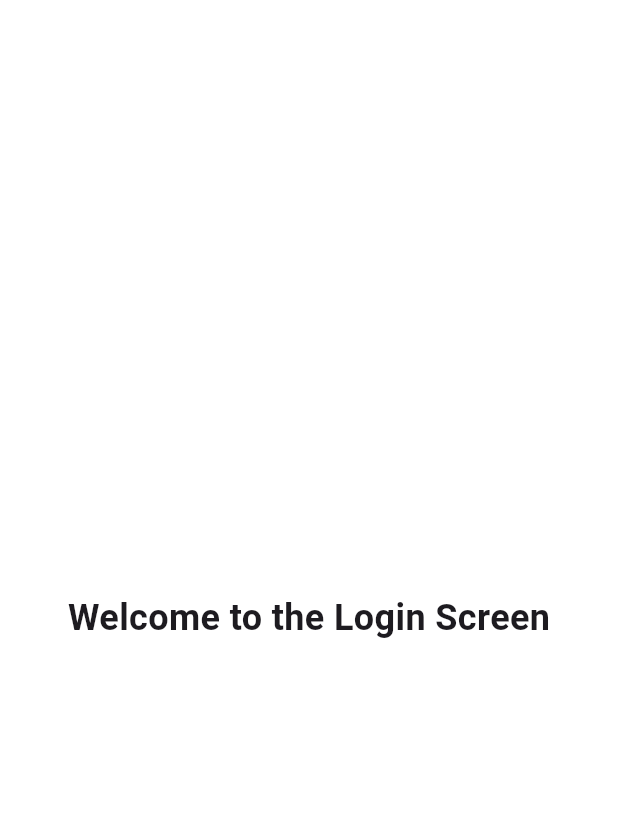
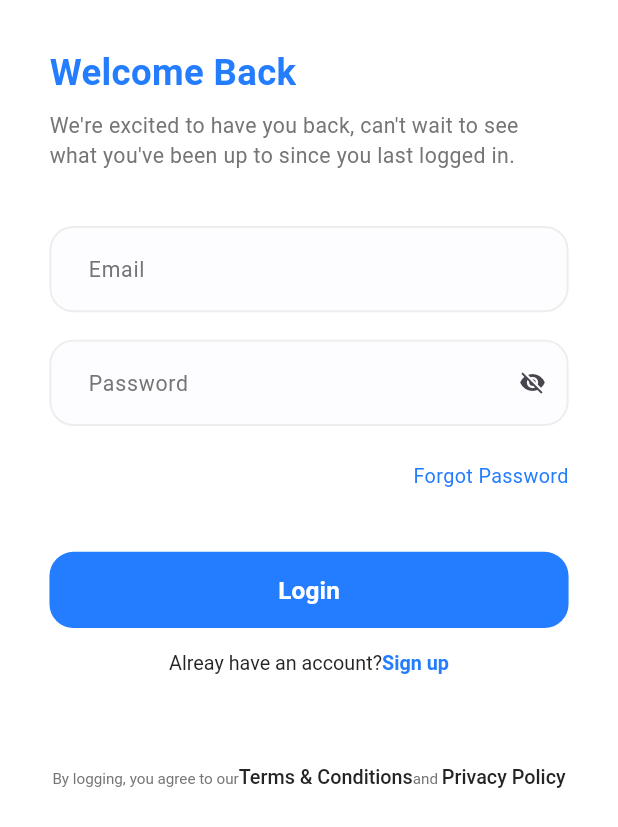
Before and after one commit to Sara-labib/doctor_app, a Flutter app: the screen it shows after launch, after a tap on "Get Started", on a phone screen of 412 x 824 dp. Shown: the top 827 px of the screen. Run offline on Flutter 3.47's test engine with Material 3 defaults, Android fonts, the phone set to English and light mode, and no system bars; our stand-ins replace flutter_screenutil, flutter_svg.

Commit message:
-added spacing file for SizedBox. -added some colors & Textstyles. -added FontWeightHelper. -added general TextButton & general TextFormField. -Finished LoginScreen design

```diff
--- /dev/null
+++ b/lib/core/helpers/spacing.dart
@@ -0,0 +1,9 @@
+import 'package:flutter/material.dart';
+import 'package:flutter_screenutil/flutter_screenutil.dart';
+
+SizedBox verticalSpace(double height) => SizedBox(
+      height: height.h,
+    );
+SizedBox horizontalSpace(double width) => SizedBox(
+      width: width.w,
+    );
--- a/lib/core/theming/colors.dart
+++ b/lib/core/theming/colors.dart
@@ -1,7 +1,10 @@
 import 'dart:ui';
 
-class ColorsManager{
+class ColorsManager {
   static const Color maimBlue = Color(0xFF247CFF);
-  static const Color gray=Color(0xFF757575);
-
+  static const Color darkBlue = Color(0xFF242424);
+  static const Color gray = Color(0xFF757575);
+  static const Color lightGray = Color(0xFFC2C2C2);
+  static const Color lighterGray = Color(0xFFEDEDED);
+  static const Color moreLightGray= Color(0xFFFDFDFF);
 }
--- /dev/null
+++ b/lib/core/theming/font_weight_helper.dart
@@ -0,0 +1,12 @@
+import 'dart:ui';
+
+class FontWeightHelper {
+  static const FontWeight thin = FontWeight.w100;
+  static const FontWeight extraLight = FontWeight.w200;
+  static const FontWeight light = FontWeight.w300;
+  static const FontWeight regular = FontWeight.w400;
+  static const FontWeight medium = FontWeight.w500;
+  static const FontWeight semiBold = FontWeight.w600;
+  static const FontWeight bold = FontWeight.w700;
+  static const FontWeight extraBold = FontWeight.w800;
+}
--- a/lib/core/theming/styles.dart
+++ b/lib/core/theming/styles.dart
@@ -1,4 +1,5 @@
 import 'package:doctor_app/core/theming/colors.dart';
+import 'package:doctor_app/core/theming/font_weight_helper.dart';
 import 'package:flutter/material.dart';
 import 'package:flutter_screenutil/flutter_screenutil.dart';
 
@@ -8,17 +9,61 @@ class TextStyles {
 
   static TextStyle font328BlueBold = TextStyle(
       fontSize: 32.sp,
-      fontWeight: FontWeight.bold,
+      fontWeight: FontWeightHelper.bold,
+      color: ColorsManager.maimBlue);
+
+  static TextStyle font24BlueBold = TextStyle(
+      fontSize: 24.sp,
+      fontWeight: FontWeightHelper.bold,
       color: ColorsManager.maimBlue);
 
   static TextStyle font13GrayRegular = TextStyle(
       fontSize: 10.sp,
-      fontWeight: FontWeight.normal,
+      fontWeight: FontWeightHelper.regular,
       color: ColorsManager.gray);
 
+  static TextStyle font14GrayRegular = TextStyle(
+      fontSize: 14.sp,
+      fontWeight: FontWeightHelper.regular,
+      color: ColorsManager.gray);
 
-       static TextStyle font16SemiBoldWhite = TextStyle(
+  static TextStyle font13DarkBlueMedium = TextStyle(
+      fontSize: 13.sp,
+      fontWeight: FontWeightHelper.medium,
+      color: ColorsManager.darkBlue);
+
+  static TextStyle font14LightGrayRegular = TextStyle(
+      fontSize: 14.sp,
+      fontWeight: FontWeightHelper.regular,
+      color: ColorsManager.gray);
+
+  static TextStyle font16WhiteMedium = TextStyle(
       fontSize: 16.sp,
-      fontWeight: FontWeight.w600,
+      fontWeight: FontWeightHelper.medium,
+      color: Colors.white);
+
+  static TextStyle font14DarkBlueMedium = TextStyle(
+      fontSize: 14.sp,
+      fontWeight: FontWeightHelper.medium,
+      color: ColorsManager.darkBlue);
+
+  static TextStyle font13DarkBlueRegular = TextStyle(
+      fontSize: 13.sp,
+      fontWeight: FontWeightHelper.regular,
+      color: ColorsManager.darkBlue);
+
+  static TextStyle font13BlueSemiBold = TextStyle(
+      fontSize: 13.sp,
+      fontWeight: FontWeightHelper.semiBold,
+      color: ColorsManager.maimBlue);
+
+  static TextStyle font13BlueRegular = TextStyle(
+      fontSize: 13.sp,
+      fontWeight: FontWeightHelper.regular,
+      color: ColorsManager.maimBlue);
+
+  static TextStyle font16WhiteSemiBold = TextStyle(
+      fontSize: 16.sp,
+      fontWeight: FontWeightHelper.semiBold,
       color: Colors.white);
 }
--- /dev/null
+++ b/lib/core/widgets/app_text_button.dart
@@ -0,0 +1,53 @@
+import 'package:doctor_app/core/theming/colors.dart';
+import 'package:flutter/material.dart';
+import 'package:flutter_screenutil/flutter_screenutil.dart';
+
+class AppTextButton extends StatelessWidget {
+  final double? borderRadius;
+  final Color? backgroundColor;
+  final double? verticalPadding;
+  final double? horizontalPadding;
+  final double? buttonWidth;
+  final double? buttonHeight;
+  final String textButton;
+  final TextStyle textStyle;
+  final VoidCallback onPressed;
+  const AppTextButton(
+      {super.key,
+      this.backgroundColor,
+      this.borderRadius,
+      this.buttonHeight,
+      this.buttonWidth,
+      this.horizontalPadding,
+      this.verticalPadding,
+      required this.onPressed,
+      required this.textButton,
+      required this.textStyle});
+
+  @override
+  Widget build(BuildContext context) {
+    return TextButton(
+        style: ButtonStyle(
+          shape: WidgetStateProperty.all<RoundedRectangleBorder>(
+            RoundedRectangleBorder(
+              borderRadius: BorderRadius.circular(borderRadius ?? 16.0),
+            ),
+          ),
+          backgroundColor:
+              WidgetStatePropertyAll(backgroundColor ?? ColorsManager.maimBlue),
+          padding: WidgetStatePropertyAll(
+            EdgeInsets.symmetric(
+                vertical: verticalPadding ?? 14.h,
+                horizontal: horizontalPadding ?? 12.w),
+          ),
+          fixedSize: WidgetStatePropertyAll(
+            Size(buttonWidth ?? double.maxFinite, buttonHeight ?? 50.h),
+          ),
+        ),
+        onPressed: () {},
+        child: Text(
+          textButton,
+          style: textStyle,
+        ));
+  }
+}
--- /dev/null
+++ b/lib/core/widgets/app_text_form_field.dart
@@ -0,0 +1,55 @@
+import 'package:doctor_app/core/theming/colors.dart';
+import 'package:doctor_app/core/theming/styles.dart';
+import 'package:flutter/material.dart';
+import 'package:flutter_screenutil/flutter_screenutil.dart';
+
+class AppTextFormField extends StatelessWidget {
+  final EdgeInsetsGeometry? contentPadding;
+  final InputBorder? focusedBorder;
+  final InputBorder? enabledBorder;
+  final TextStyle? inputTextStyle;
+  final TextStyle? hintStyle;
+  final String? hintText;
+  final bool? isObscureText;
+  final Widget? suffixIcon;
+  final Color? backgroundColor;
+  const AppTextFormField(
+      {super.key,
+      this.contentPadding,
+      this.enabledBorder,
+      this.focusedBorder,
+      this.inputTextStyle,
+      this.hintStyle,
+      required this.hintText,
+      this.isObscureText,
+      this.suffixIcon,
+      this.backgroundColor});
+
+  @override
+  Widget build(BuildContext context) {
+    return TextFormField(
+      decoration: InputDecoration(
+          isDense: true,
+          contentPadding: contentPadding ??
+              EdgeInsets.symmetric(horizontal: 20.w, vertical: 18.h),
+          focusedBorder: focusedBorder ??
+              OutlineInputBorder(
+                  borderSide: const BorderSide(
+                      color: ColorsManager.maimBlue, width: 1.3),
+                  borderRadius: BorderRadius.circular(16)),
+          enabledBorder: enabledBorder ??
+              OutlineInputBorder(
+                borderSide: const BorderSide(
+                    color: ColorsManager.lighterGray, width: 1.3),
+                borderRadius: BorderRadius.circular(16),
+              ),
+          hintText: hintText,
+          hintStyle: hintStyle ?? TextStyles.font14LightGrayRegular,
+          suffixIcon: suffixIcon,
+          fillColor: ColorsManager.moreLightGray,
+          filled: true),
+      obscureText: isObscureText ?? false,
+      style: TextStyles.font14DarkBlueMedium,
+    );
+  }
+}
--- /dev/null
+++ b/lib/features/login/ui/widgets/already_have_account_text.dart
@@ -0,0 +1,21 @@
+import 'package:doctor_app/core/theming/styles.dart';
+import 'package:flutter/material.dart';
+
+class AlreadyHaveAccountText extends StatelessWidget {
+  const AlreadyHaveAccountText({super.key});
+
+  @override
+  Widget build(BuildContext context) {
+    return RichText(
+      textAlign: TextAlign.center,
+      text: TextSpan(
+        children: [
+          TextSpan(
+              text: "Alreay have an account?",
+              style: TextStyles.font13DarkBlueRegular),
+          TextSpan(text: "Sign up ", style: TextStyles.font13BlueSemiBold)
+        ],
+      ),
+    );
+  }
+}
--- a/lib/features/login/ui/widgets/login_screen.dart
+++ b/lib/features/login/ui/widgets/login_screen.dart
@@ -1,15 +1,89 @@
+import 'package:doctor_app/core/helpers/spacing.dart';
+import 'package:doctor_app/core/theming/styles.dart';
+import 'package:doctor_app/core/widgets/app_text_button.dart';
+import 'package:doctor_app/core/widgets/app_text_form_field.dart';
+import 'package:doctor_app/features/login/ui/widgets/already_have_account_text.dart';
+import 'package:doctor_app/features/login/ui/widgets/terms_and_conditions_text.dart';
 import 'package:flutter/material.dart';
+import 'package:flutter_screenutil/flutter_screenutil.dart';
 
-class LoginScreen extends StatelessWidget {
+class LoginScreen extends StatefulWidget {
   const LoginScreen({super.key});
 
   @override
+  State<LoginScreen> createState() => _LoginScreenState();
+}
+
+class _LoginScreenState extends State<LoginScreen> {
+  final formKey = GlobalKey<FormState>();
+  bool isObscureText = true;
+
+  @override
   Widget build(BuildContext context) {
-    return const Scaffold(
-      body: Center(
-        child: Text(
-          'Welcome to the Login Screen',
-          style: TextStyle(fontSize: 24, fontWeight: FontWeight.bold),
+    return Scaffold(
+      body: SafeArea(
+        child: Padding(
+          padding: EdgeInsets.symmetric(
+            vertical: 30.h,
+            horizontal: 30.w,
+          ),
+          child: SingleChildScrollView(
+            child: Column(
+              crossAxisAlignment: CrossAxisAlignment.start,
+              children: [
+                Text(
+                  "Welcome Back",
+                  style: TextStyles.font24BlueBold,
+                ),
+                verticalSpace(8),
+                Text(
+                  "We're excited to have you back, can't wait to see what you've been up to since you last logged in.",
+                  style: TextStyles.font14GrayRegular,
+                ),
+                verticalSpace(36.h),
+                Form(
+                  key: formKey,
+                  child: Column(
+                    children: [
+                      const AppTextFormField(hintText: "Email"),
+                      verticalSpace(18),
+                      AppTextFormField(
+                        hintText: "Password",
+                        isObscureText: isObscureText,
+                        suffixIcon: GestureDetector(
+                          onTap: () {
+                            setState(() {
+                              isObscureText = !isObscureText;
+                            });
+                          },
+                          child: Icon(isObscureText
+                              ? Icons.visibility_off
+                              : Icons.visibility),
+                        ),
+                      ),
+                      verticalSpace(24),
+                      Align(
+                        alignment: AlignmentDirectional.centerEnd,
+                        child: Text(
+                          "Forgot Password",
+                          style: TextStyles.font13BlueRegular,
+                        ),
+                      ),
+                      verticalSpace(40),
+                      AppTextButton(
+                          onPressed: () {},
+                          textButton: "Login",
+                          textStyle: TextStyles.font16WhiteSemiBold),
+                      verticalSpace(16),
+                      const AlreadyHaveAccountText(),
+                      verticalSpace(60),
+                      const TermsAndConditionsText()
+                    ],
+                  ),
+                ),
+              ],
+            ),
+          ),
         ),
       ),
     );
--- /dev/null
+++ b/lib/features/login/ui/widgets/terms_and_conditions_text.dart
@@ -0,0 +1,26 @@
+import 'package:doctor_app/core/theming/styles.dart';
+import 'package:flutter/material.dart';
+
+class TermsAndConditionsText extends StatelessWidget {
+  const TermsAndConditionsText({super.key});
+
+  @override
+  Widget build(BuildContext context) {
+    return RichText(
+      textAlign: TextAlign.center,
+      text: TextSpan(
+        children: [
+          TextSpan(
+              text: "By logging, you agree to our",
+              style: TextStyles.font13GrayRegular),
+          TextSpan(
+              text: "Terms & Conditions",
+              style: TextStyles.font13DarkBlueMedium),
+          TextSpan(text: "and ", style: TextStyles.font13GrayRegular.copyWith(height: 1.5)),
+          TextSpan(
+              text: "Privacy Policy", style: TextStyles.font13DarkBlueMedium),
+        ],
+      ),
+    );
+  }
+}
--- a/lib/features/onboarding/widgets/doc_logo_and_name.dart
+++ b/lib/features/onboarding/widgets/doc_logo_and_name.dart
@@ -11,7 +11,9 @@ class DocLogoAndName extends StatelessWidget {
     return Row(
       mainAxisAlignment: MainAxisAlignment.center,
       children: [
-        SvgPicture.asset('assets/svgs/docdoc_logo.svg',),
+        SvgPicture.asset(
+          'assets/svgs/docdoc_logo.svg',
+        ),
         SizedBox(width: 10.w),
         Text(
           'Docdoc',
--- a/lib/features/onboarding/widgets/get_started_button.dart
+++ b/lib/features/onboarding/widgets/get_started_button.dart
@@ -23,7 +23,7 @@ class GetStartedButton extends StatelessWidget {
                 borderRadius: BorderRadius.circular(16)))),
         child: Text(
           "Get Started",
-          style: TextStyles.font16SemiBoldWhite,
+          style: TextStyles.font16WhiteMedium,
         ));
   }
 }
```
